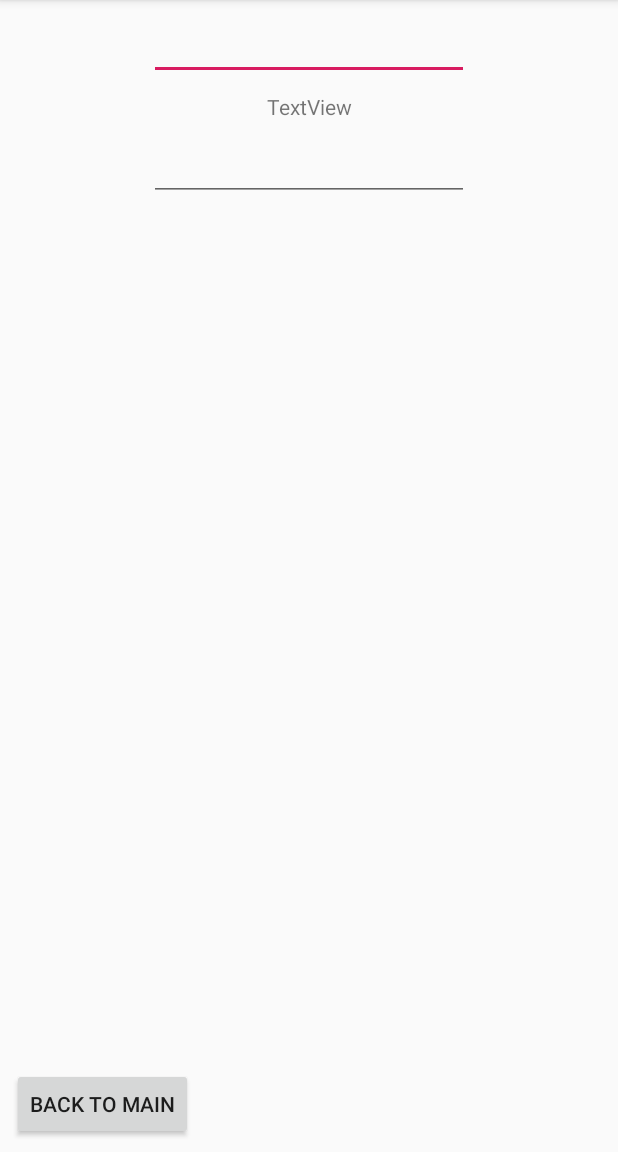
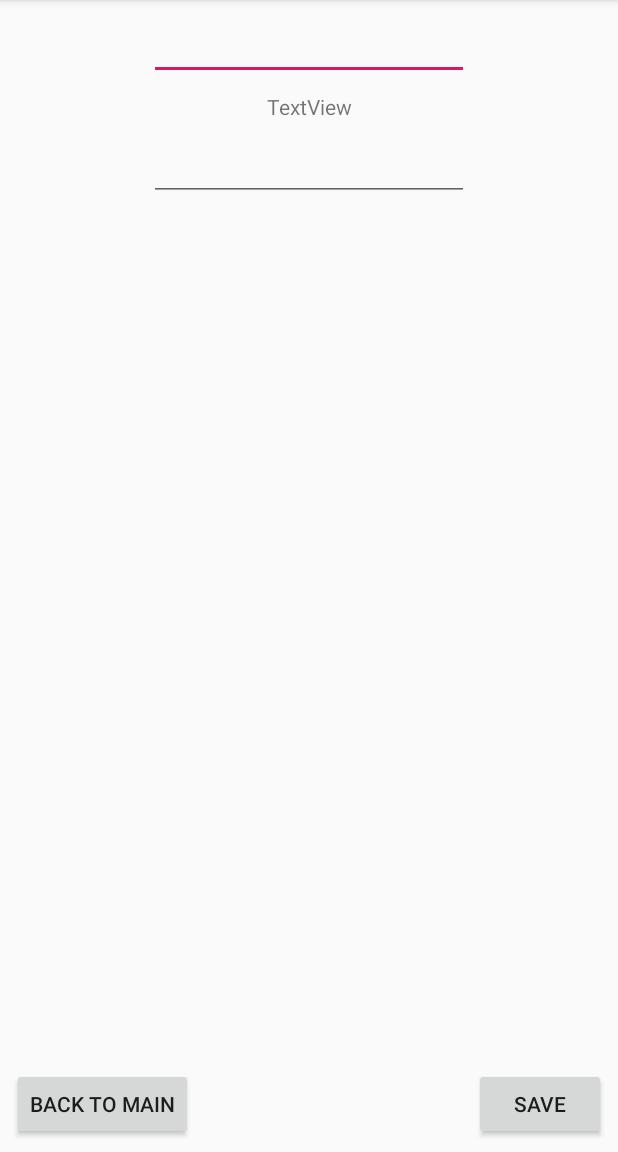
Before and after one commit to WeeDLY/Internote, an Android app: the NoteBasicActivity screen opened directly, with no data from a screen before it, on a phone screen of 412 x 824 dp, the part 84-1236 px from its top. Run offline under Robolectric (Android 15) with nearby library versions, the phone set to English and light mode, and no system bars.

Commit message:
Adding note

```diff
--- a/app/src/main/java/no/hiof/internote/internote/NoteBasicActivity.java
+++ b/app/src/main/java/no/hiof/internote/internote/NoteBasicActivity.java
@@ -1,20 +1,34 @@
 package no.hiof.internote.internote;
 
+import java.util.Date;
 import android.content.Intent;
 import android.support.v7.app.AppCompatActivity;
 import android.os.Bundle;
 import android.view.View;
 
+import no.hiof.internote.internote.model.NoteBasic;
+
 public class NoteBasicActivity extends AppCompatActivity {
+
+    private NoteBasic noteBasic;
 
     @Override
     protected void onCreate(Bundle savedInstanceState) {
         super.onCreate(savedInstanceState);
         setContentView(R.layout.activity_note_basic);
+
+        noteBasic = new NoteBasic();
+        noteBasic.setCreationDate(new Date());
+
+        //findViewById()
     }
 
     public void btnMainMenu(View view) {
         Intent intent = new Intent(view.getContext(), MainActivity.class);
         startActivity(intent);
     }
+
+    public void BtnSave(View view) {
+
+    }
 }
--- a/app/src/main/java/no/hiof/internote/internote/model/Note.java
+++ b/app/src/main/java/no/hiof/internote/internote/model/Note.java
@@ -7,6 +7,12 @@ public abstract class Note{
     private String title;
     private Date creationDate;
     private ArrayList<String> Tags;
+
+    public Note(){}
+
+    public Note(Date creationDate){
+        this.creationDate = creationDate;
+    }
 
     public Note(String title, Date creationDate){
         this.title = title;
--- a/app/src/main/java/no/hiof/internote/internote/model/NoteBasic.java
+++ b/app/src/main/java/no/hiof/internote/internote/model/NoteBasic.java
@@ -3,6 +3,8 @@ package no.hiof.internote.internote.model;
 import java.util.Date;
 
 public class NoteBasic extends Note {
+    public NoteBasic(){ super(); }
+    public NoteBasic(Date creationDate){ super(creationDate); }
     public NoteBasic(String title, Date creationDate) {
         super(title, creationDate);
     }
--- a/app/src/main/res/layout/activity_note_basic.xml
+++ b/app/src/main/res/layout/activity_note_basic.xml
@@ -54,4 +54,15 @@
         android:text="Back to main"
         app:layout_constraintBottom_toBottomOf="parent"
         app:layout_constraintStart_toStartOf="parent" />
+
+    <Button
+        android:id="@+id/btnSave"
+        android:layout_width="wrap_content"
+        android:layout_height="wrap_content"
+        android:layout_marginEnd="8dp"
+        android:layout_marginBottom="8dp"
+        android:onClick="BtnSave"
+        android:text="Save"
+        app:layout_constraintBottom_toBottomOf="parent"
+        app:layout_constraintEnd_toEndOf="parent" />
 </android.support.constraint.ConstraintLayout>
```
